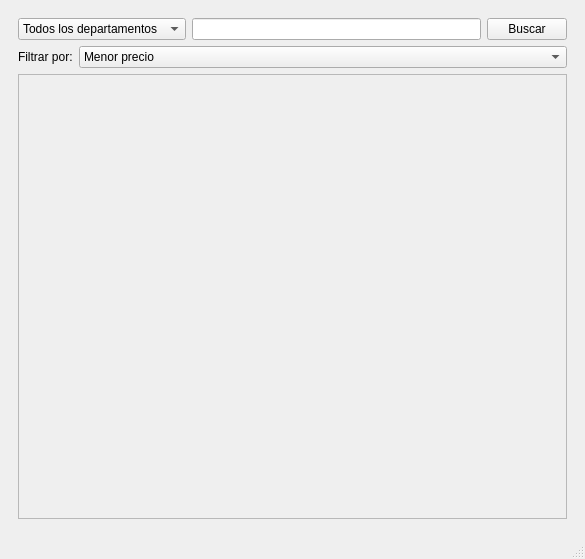
Above: mainwindow.ui from roblescristian4722/nile before the change. Below: the same form after it.
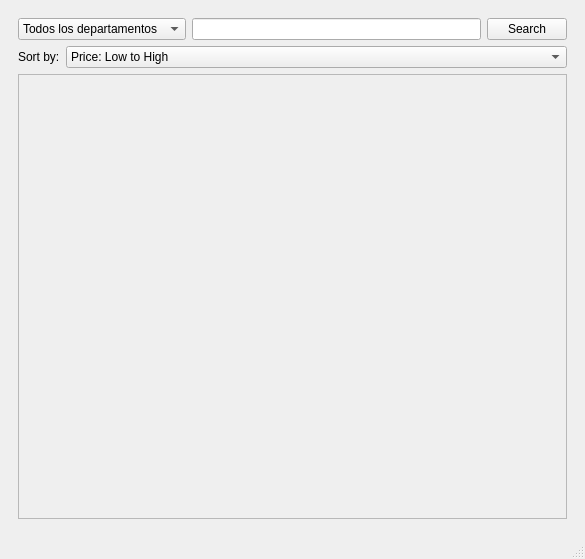
That is the form after the change. The open tabs and pages were chosen to show the change.

```diff
--- a/mainwindow.ui
+++ b/mainwindow.ui
@@ -227,7 +227,7 @@
           <item>
            <widget class="QPushButton" name="buscarL">
             <property name="text">
-             <string>Buscar</string>
+             <string>Search</string>
             </property>
            </widget>
           </item>
@@ -238,7 +238,7 @@
           <item row="0" column="0">
            <widget class="QLabel" name="filtroL">
             <property name="text">
-             <string>Filtrar por:</string>
+             <string>Sort by:</string>
             </property>
            </widget>
           </item>
@@ -246,7 +246,7 @@
            <widget class="QComboBox" name="filtroCB">
             <item>
              <property name="text">
-              <string>Menor precio</string>
+              <string>Price: Low to High</string>
              </property>
             </item>
             <item>
```
Left out of the diff: 6 changed lines with no effect on the pictures.
